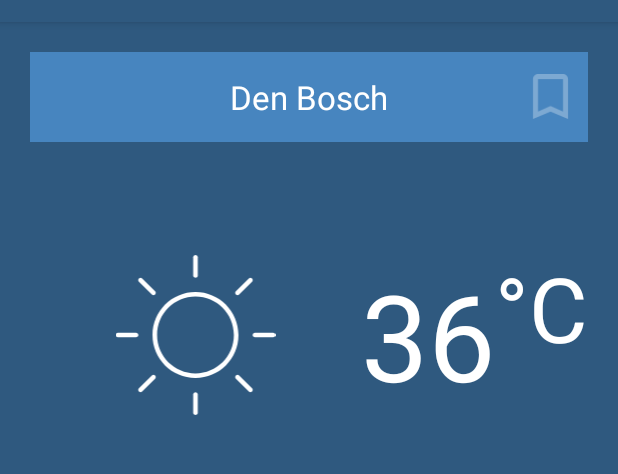
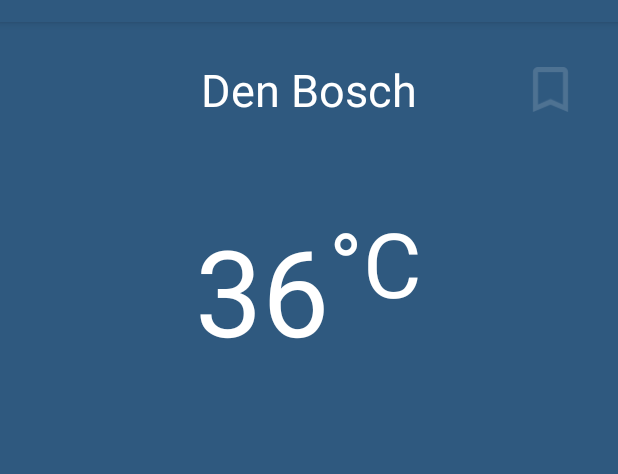
Before and after one commit to hemantgit/backbaseweatherapp, an Android app: the screen it shows after launch (MainActivity), in the side drawer, after a tap on "Location", on a phone screen of 412 x 824 dp, the part 62-536 px from its top. Run offline under Robolectric (Android 15) with nearby library versions, the phone set to English and light mode, and no system bars; libraries missing offline, so code that uses them is left out: com.crashlytics.android, io.fabric.sdk; 1 statement that could not run was skipped.

Commit message:
bookmark on location fragment

```diff
--- a/app/src/main/AndroidManifest.xml
+++ b/app/src/main/AndroidManifest.xml
@@ -23,6 +23,7 @@
         <activity
             android:name=".MainActivity"
             android:label="@string/app_name"
+            android:configChanges="keyboardHidden|orientation|screenSize"
             android:theme="@style/AppTheme.NoActionBar">
             <intent-filter>
                 <action android:name="android.intent.action.MAIN" />
--- a/app/src/main/java/bartburg/nl/backbaseweather/provision/local/controller/city/CityDbHandler.java
+++ b/app/src/main/java/bartburg/nl/backbaseweather/provision/local/controller/city/CityDbHandler.java
@@ -35,30 +35,33 @@ public class CityDbHandler extends SQLiteOpenHelper {
                 + COLUMN_CITY_NAME + " TEXT, "
                 + COLUMN_LATITUDE + " REAL, "
                 + COLUMN_LONGITUDE + " REAL "
-                +  ");";
+                + ");";
         db.execSQL(sqlCreateTable);
 
     }
+
     public void onUpgrade(SQLiteDatabase db, int oldVersion, int newVersion) {
         //TODO if this would be a real project: try to keep the data and provide legacy support if possible.
-        if(oldVersion == 1){
+        if (oldVersion == 1) {
             db.execSQL("DROP TABLE IF EXISTS " + CITY_TABLE_NAME);
         }
         onCreate(db);
     }
+
     public void onDowngrade(SQLiteDatabase db, int oldVersion, int newVersion) {
         onUpgrade(db, oldVersion, newVersion);
     }
 
     /**
      * Add city to database.
+     *
      * @param city City to add to the database
      * @return true if city is created and didn't already exist.
      */
-    public boolean addCity(City city){
-        if(city == null ||
-            city.getCoordinates() == null||
-            doesCityExist(city.getId())){
+    public boolean addCity(City city) {
+        if (city == null ||
+                city.getCoordinates() == null ||
+                doesCityExist(city.getId())) {
             // TODO call update
             return false;
         }
@@ -73,7 +76,7 @@ public class CityDbHandler extends SQLiteOpenHelper {
         return true;
     }
 
-    public void deleteCity(City city){
+    public void deleteCity(City city) {
         deleteCity(city.getId());
     }
 
@@ -84,9 +87,9 @@ public class CityDbHandler extends SQLiteOpenHelper {
 
     public boolean doesCityExist(Integer cityId) {
         SQLiteDatabase db = getReadableDatabase();
-        String query = "SELECT * FROM " + CITY_TABLE_NAME+ " WHERE " + COLUMN_ID + " = " + String.valueOf(cityId);
+        String query = "SELECT * FROM " + CITY_TABLE_NAME + " WHERE " + COLUMN_ID + " = " + String.valueOf(cityId);
         Cursor cursor = db.rawQuery(query, null);
-        if(cursor.getCount() <= 0){
+        if (cursor.getCount() <= 0) {
             cursor.close();
             return false;
         }
@@ -94,7 +97,7 @@ public class CityDbHandler extends SQLiteOpenHelper {
         return true;
     }
 
-    public ArrayList<City> getAllCities(){
+    public ArrayList<City> getAllCities() {
         ArrayList<City> cities = new ArrayList<>();
         SQLiteDatabase db = getReadableDatabase();
         Cursor cursor = db.rawQuery("SELECT * FROM " + CITY_TABLE_NAME, null);
@@ -111,4 +114,10 @@ public class CityDbHandler extends SQLiteOpenHelper {
         cursor.close();
         return cities;
     }
+
+    public boolean cityInDb(int cityId) {
+        SQLiteDatabase db = getReadableDatabase();
+        Cursor cursor = db.rawQuery("SELECT EXISTS(SELECT 1 FROM " + CITY_TABLE_NAME + " WHERE " + COLUMN_ID + "=" + cityId + " LIMIT 1);", null);
+        return cursor.getCount() > 0;
+    }
 }
--- a/app/src/main/java/bartburg/nl/backbaseweather/view/location/LocationFragment.java
+++ b/app/src/main/java/bartburg/nl/backbaseweather/view/location/LocationFragment.java
@@ -11,10 +11,12 @@ import android.util.Log;
 import android.view.LayoutInflater;
 import android.view.View;
 import android.view.ViewGroup;
+import android.view.animation.AlphaAnimation;
 
 import bartburg.nl.backbaseweather.MainActivity;
 import bartburg.nl.backbaseweather.R;
 import bartburg.nl.backbaseweather.model.City;
+import bartburg.nl.backbaseweather.provision.local.controller.city.CityDbHandler;
 import bartburg.nl.backbaseweather.provision.remote.controller.BaseApiController;
 import bartburg.nl.backbaseweather.provision.remote.controller.forecast.ForecastApiController;
 import bartburg.nl.backbaseweather.provision.remote.controller.forecast.ForecastResponse;
@@ -33,6 +35,9 @@ public class LocationFragment extends Fragment implements OnCurrentCityLoadedLis
     private City city;
     private MainActivity parent;
     public ForecastResponse forecastResponse;
+    private boolean cityBookmarked = false;
+    private float currentBookmarkIconAlpha = 0.15f;
+    private View bookmarkIcon;
 
 
     public LocationFragment() {
@@ -62,7 +67,33 @@ public class LocationFragment extends Fragment implements OnCurrentCityLoadedLis
         // Inflate the layout for this fragment
         final View parent = inflater.inflate(R.layout.fragment_location, container, false);
         getForecast();
+        if (city != null) {
+            cityBookmarked = new CityDbHandler(getContext()).cityInDb(city.getId());
+        }
+        bookmarkIcon = parent.findViewById(R.id.bookmarked_icon);
+        setBookmarkedIcon(parent, false);
+        setBookmarkIconClickListener(parent);
         return parent;
+    }
+
+    private void setBookmarkIconClickListener(View parent) {
+        bookmarkIcon.setOnClickListener(new View.OnClickListener() {
+            @Override
+            public void onClick(View v) {
+                toggleBookmarkThisCity();
+            }
+        });
+    }
+
+    private void setBookmarkedIcon(View parent, boolean animate) {
+        if (parent != null) {
+            AlphaAnimation animation1 = new AlphaAnimation(currentBookmarkIconAlpha, cityBookmarked ? 1f : 0.15f);
+            animation1.setDuration(animate ? 150 : 0);
+            animation1.setStartOffset(0);
+            animation1.setFillAfter(true);
+            bookmarkIcon.startAnimation(animation1);
+            currentBookmarkIconAlpha = cityBookmarked ? 1f : 0.15f;
+        }
     }
 
     private void getForecast() {
@@ -108,9 +139,11 @@ public class LocationFragment extends Fragment implements OnCurrentCityLoadedLis
     }
 
     public void toggleBookmarkThisCity() {
-        if (parent != null) {
-            city.setBookmarked(!city.isBookmarked());
+        if (parent != null && city != null) {
+            cityBookmarked = !cityBookmarked;
+            city.setBookmarked(cityBookmarked);
             parent.onFragmentInteraction(city);
+            setBookmarkedIcon(getView(), true);
         }
     }
 
--- a/app/src/main/res/layout/fragment_location.xml
+++ b/app/src/main/res/layout/fragment_location.xml
@@ -11,19 +11,18 @@
         android:id="@+id/city_header_container"
         android:layout_width="match_parent"
         android:layout_height="wrap_content"
-        android:layout_marginBottom="50dp"
+        android:layout_marginBottom="30dp"
         android:padding="20dp">
 
         <TextView
             android:id="@+id/city_name_textview"
             android:layout_width="match_parent"
             android:layout_height="wrap_content"
-            android:background="@color/blue2"
+            android:layout_centerVertical="true"
             android:gravity="center_horizontal"
-            android:padding="15dp"
             android:text="Den Bosch"
             android:textColor="@color/white"
-            android:textSize="22sp" />
+            android:textSize="30sp" />
 
         <ImageView
             android:id="@+id/bookmarked_icon"
@@ -32,45 +31,48 @@
             android:layout_alignParentRight="true"
             android:layout_centerVertical="true"
             android:layout_margin="10dp"
-            android:alpha="0.3"
+            android:tint="@color/white"
             app:srcCompat="@drawable/bookmarks" />
     </RelativeLayout>
 
     <RelativeLayout
-        android:id="@+id/city_weather_container"
         android:layout_width="match_parent"
         android:layout_height="wrap_content"
-        android:layout_marginBottom="50dp"
-        android:paddingLeft="20dp"
-        android:paddingRight="20dp">
+        android:layout_marginBottom="50dp">
 
-        <TextView
-            android:id="@+id/unit_system"
+        <RelativeLayout
+            android:id="@+id/city_weather_container"
             android:layout_width="wrap_content"
             android:layout_height="wrap_content"
-            android:layout_alignParentRight="true"
-            android:text="C"
-            android:textColor="@color/white"
-            android:textSize="60sp" />
+            android:layout_centerInParent="true">
 
-        <TextView
-            android:id="@+id/degrees"
-            android:layout_width="wrap_content"
-            android:layout_height="wrap_content"
-            android:layout_toLeftOf="@id/unit_system"
-            android:text="°"
-            android:textColor="@color/white"
-            android:textSize="60sp" />
 
             <TextView
                 android:id="@+id/temperature"
                 android:layout_width="wrap_content"
                 android:layout_height="wrap_content"
                 android:layout_marginTop="5dp"
-            android:layout_toLeftOf="@id/degrees"
                 android:text="36"
                 android:textColor="@color/white"
                 android:textSize="80sp" />
+
+            <TextView
+                android:id="@+id/degrees"
+                android:layout_width="wrap_content"
+                android:layout_height="wrap_content"
+                android:layout_toRightOf="@id/temperature"
+                android:text="°"
+                android:textColor="@color/white"
+                android:textSize="60sp" />
+
+            <TextView
+                android:id="@+id/unit_system"
+                android:layout_width="wrap_content"
+                android:layout_height="wrap_content"
+                android:layout_toRightOf="@id/degrees"
+                android:text="C"
+                android:textColor="@color/white"
+                android:textSize="60sp" />
 
             <ImageView
                 android:id="@+id/weather_image"
@@ -81,6 +83,7 @@
                 android:layout_toLeftOf="@id/temperature"
                 app:srcCompat="@drawable/sun" />
         </RelativeLayout>
+    </RelativeLayout>
 
     <FrameLayout
         android:id="@+id/location_forecast_container"
--- a/app/src/main/res/layout/fragment_location_forecast.xml
+++ b/app/src/main/res/layout/fragment_location_forecast.xml
@@ -5,6 +5,8 @@
     android:layout_width="match_parent"
     android:layout_height="wrap_content"
     android:layout_marginBottom="50dp"
+    android:layout_marginLeft="20dp"
+    android:layout_marginRight="20dp"
     android:orientation="vertical"
     tools:context="bartburg.nl.backbaseweather.view.location.LocationForecastFragment">
 
@@ -56,7 +58,8 @@
                 android:layout_height="30dp"
                 android:paddingBottom="5dp"
                 android:paddingTop="5dp"
-                app:srcCompat="@drawable/temperature" />
+                app:srcCompat="@drawable/temperature"
+                android:layout_gravity="center_vertical"/>
 
             <TextView
                 android:id="@+id/temperature_day1"
--- a/app/src/main/res/menu/activity_main_drawer.xml
+++ b/app/src/main/res/menu/activity_main_drawer.xml
@@ -5,7 +5,7 @@
         <item
             android:id="@+id/nav_bookmarks"
             android:icon="@drawable/bookmarks"
-            android:title="@string/nav_title_home" />
+            android:title="@string/nav_title_bookmarks" />
         <item
             android:id="@+id/nav_location"
             android:icon="@drawable/city"
--- a/app/src/main/res/values/colors.xml
+++ b/app/src/main/res/values/colors.xml
@@ -9,4 +9,5 @@
     <color name="blue4">#182C40</color>
     <color name="white">#FFFFFF</color>
     <color name="grey">#adadad</color>
+    <color name="black">#000000</color>
 </resources>
--- a/app/src/main/res/values/strings.xml
+++ b/app/src/main/res/values/strings.xml
@@ -5,7 +5,7 @@
     <string name="navigation_drawer_close">Close navigation drawer</string>
 
     <string name="action_settings">Settings</string>
-    <string name="nav_title_home">Home</string>
+    <string name="nav_title_bookmarks">Bookmarks</string>
     <string name="nav_title_location">Location</string>
     <string name="nav_title_help">Help</string>
     <string name="nav_title_settings">Settings</string>
```
Lines whose indentation alone changed are shown as unchanged.
